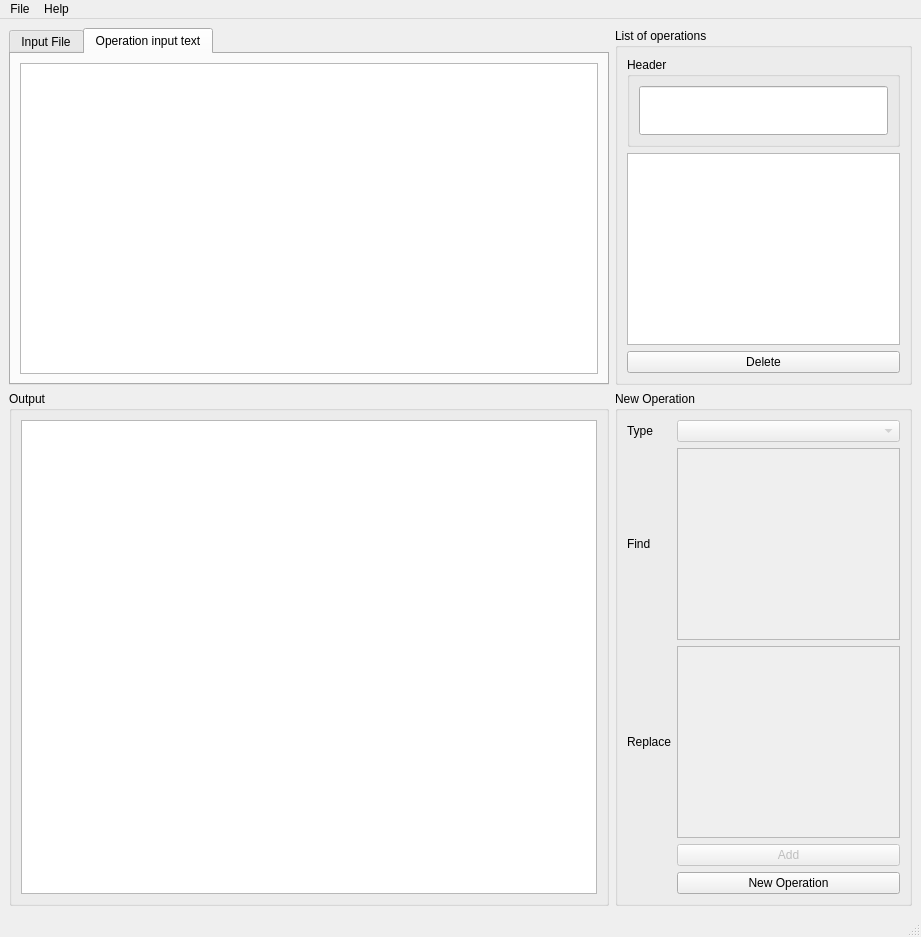
Qt form views/main.ui (NicolaCovallero/LogInspector) before a commit.
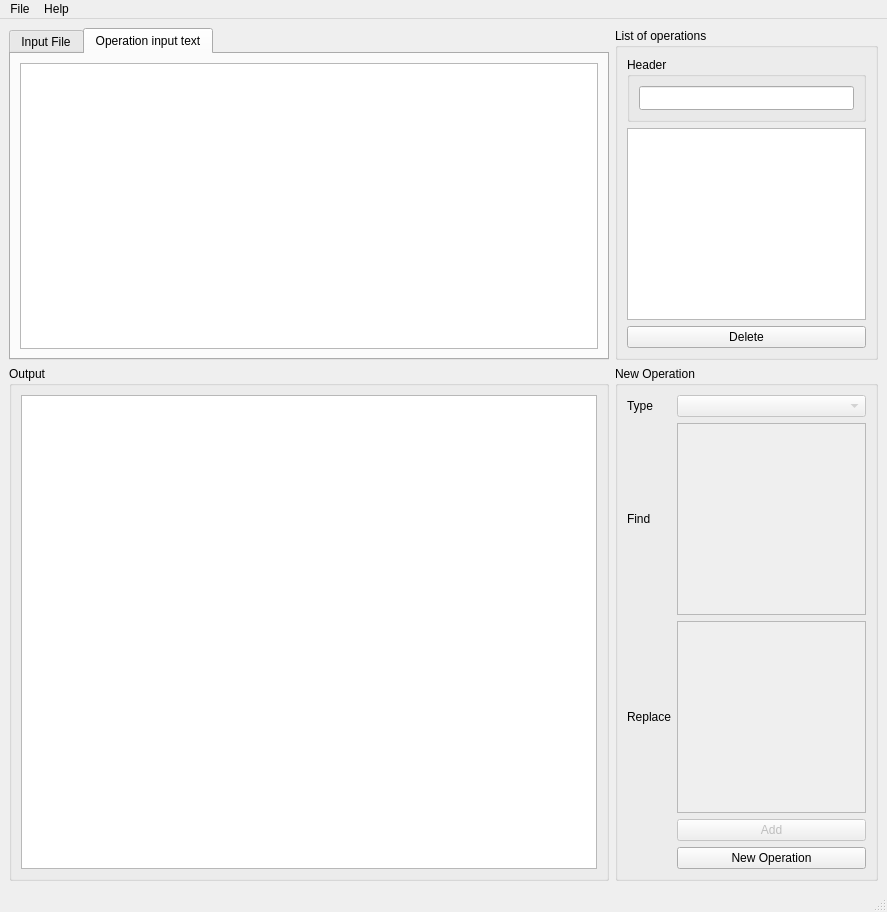
The same form after that commit. Icons and pictures are not drawn.

Commit message: Added check for wrong regular expression. UI Now fulfills the main window.

Patch:
```diff
--- a/views/main.ui
+++ b/views/main.ui
@@ -6,8 +6,8 @@
    <rect>
     <x>0</x>
     <y>0</y>
-    <width>921</width>
-    <height>937</height>
+    <width>887</width>
+    <height>912</height>
    </rect>
   </property>
   <property name="sizePolicy">
@@ -104,18 +104,12 @@
         <height>320</height>
        </size>
       </property>
-      <property name="maximumSize">
-       <size>
-        <width>400</width>
-        <height>16777215</height>
-       </size>
-      </property>
       <property name="title">
        <string>List of operations</string>
       </property>
       <layout class="QGridLayout" name="gridLayout_5">
        <property name="sizeConstraint">
-        <enum>QLayout::SetNoConstraint</enum>
+        <enum>QLayout::SetDefaultConstraint</enum>
        </property>
        <item row="1" column="0">
         <layout class="QVBoxLayout" name="verticalLayout">
@@ -218,12 +212,6 @@
         <verstretch>0</verstretch>
        </sizepolicy>
       </property>
-      <property name="maximumSize">
-       <size>
-        <width>300</width>
-        <height>16777215</height>
-       </size>
-      </property>
       <property name="title">
        <string>New Operation</string>
       </property>
@@ -339,8 +327,8 @@
     <rect>
      <x>0</x>
      <y>0</y>
-     <width>921</width>
-     <height>26</height>
+     <width>887</width>
+     <height>22</height>
     </rect>
    </property>
    <widget class="QMenu" name="menuFile">
```
The commit also changes 2 other files.
